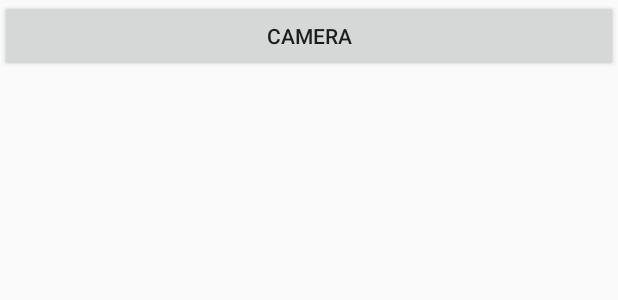
After one commit to beblank/camerakit-kotlin, an Android app: the layout fragment_menu.xml on its own in the app's theme, with its tools: preview values and no code run, on a phone screen of 412 x 824 dp. The commit adds this screen. Shown: the top 300 px of the screen. Run offline under Robolectric (Android 15) with nearby library versions, the phone set to English and light mode, and no system bars.

Commit message:
add menu fragment to call camera fragment

```diff
--- a/app/src/main/java/id/mncplay/cameratest/MainActivity.kt
+++ b/app/src/main/java/id/mncplay/cameratest/MainActivity.kt
@@ -21,7 +21,7 @@ class MainActivity : RxBaseActivity() {
             checkDir()
             getPermission()
             manageSubscription()
-            changeFragment(CameraFragment(), "camera")
+            changeFragment(MenuFragment(), "camera")
         }
     }
 
@@ -34,6 +34,7 @@ class MainActivity : RxBaseActivity() {
     fun manageBus(event:Any){
         when(event){
             is Data -> processData(event)
+            "camera" -> changeFragment(CameraFragment(), "camera")
         }
     }
 
--- /dev/null
+++ b/app/src/main/res/layout/fragment_menu.xml
@@ -0,0 +1,14 @@
+<?xml version="1.0" encoding="utf-8"?>
+<FrameLayout xmlns:android="http://schemas.android.com/apk/res/android"
+    xmlns:tools="http://schemas.android.com/tools"
+    android:layout_width="match_parent"
+    android:layout_height="match_parent"
+    tools:context=".MenuFragment">
+
+    <Button
+        android:id="@+id/btn_cam"
+        android:layout_width="match_parent"
+        android:layout_height="wrap_content"
+        android:text="Camera"/>
+
+</FrameLayout>
```
Also changed, not shown: app/src/main/java/id/mncplay/cameratest/MenuFragment.kt (added, +34 -0 lines).
